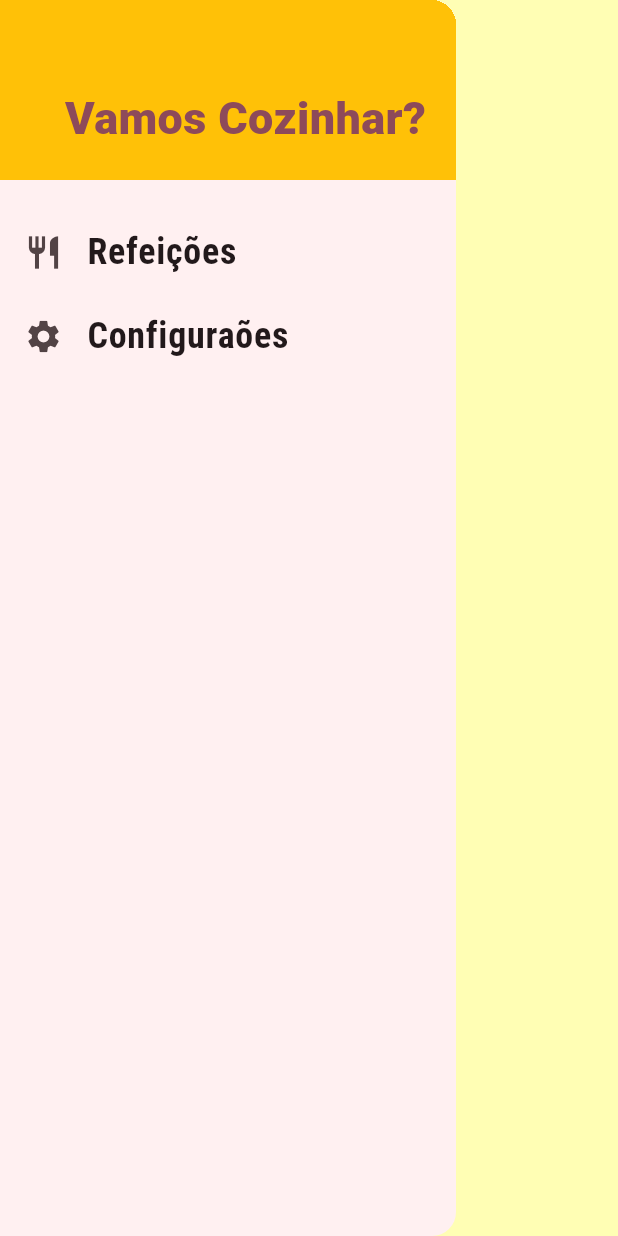
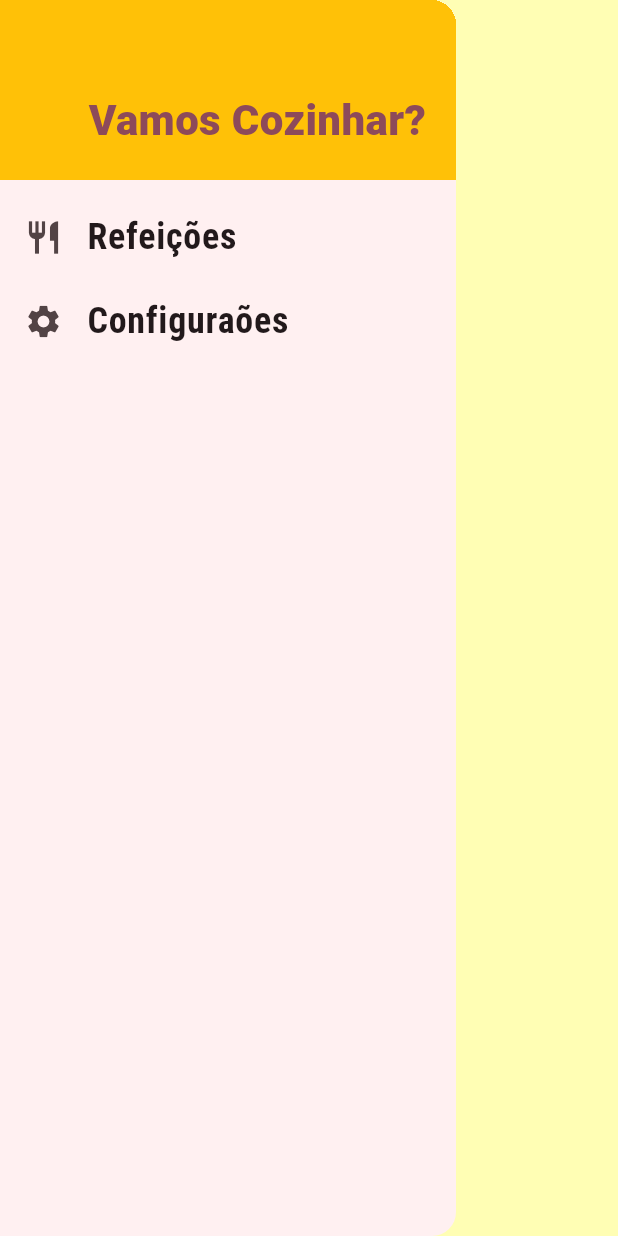
Before and after one commit to JJtankevans/Meals, a Flutter app: the MainDrawer widget shown alone on an empty page, opened directly, on a phone screen of 412 x 824 dp. Run offline on Flutter 3.47's test engine with Material 3 defaults, Android fonts, the phone set to English and light mode, and no system bars; network calls fail.

Commit message:
feature:creating-settings-screen

```diff
--- a/lib/components/main_drawer.dart
+++ b/lib/components/main_drawer.dart
@@ -1,9 +1,10 @@
 import 'package:flutter/material.dart';
+import '../utils/app-routes.dart';
 
 class MainDrawer extends StatelessWidget {
   const MainDrawer({super.key});
 
-  Widget _createItem(IconData icon, String label) {
+  Widget _createItem(IconData icon, String label, Function onTap) {
     return ListTile(
       leading: Icon(icon, size: 26),
       title: Text(
@@ -14,7 +15,7 @@ class MainDrawer extends StatelessWidget {
           fontWeight: FontWeight.bold,
         ),
       ),
-      onTap: () {},
+      onTap: () => onTap(),
     );
   }
 
@@ -33,14 +34,23 @@ class MainDrawer extends StatelessWidget {
               "Vamos Cozinhar?",
               style: TextStyle(
                 fontWeight: FontWeight.w900,
-                fontSize: 30,
+                fontSize: 28,
                 color: Theme.of(context).colorScheme.primary,
               ),
             ),
           ),
-          SizedBox(height: 20),
-          _createItem(Icons.restaurant, "Refeições"),
-          _createItem(Icons.settings, "Configuraões"),
+          SizedBox(height: 10),
+          _createItem(
+            Icons.restaurant,
+            "Refeições",
+            () => Navigator.of(context).pushReplacementNamed(AppRoutes.HOME),
+          ),
+          _createItem(
+            Icons.settings,
+            "Configuraões",
+            () =>
+                Navigator.of(context).pushReplacementNamed(AppRoutes.SETTINGS),
+          ),
         ],
       ),
     );
--- a/lib/main.dart
+++ b/lib/main.dart
@@ -1,6 +1,6 @@
 import 'package:flutter/material.dart';
 import 'package:meals/screens/meal_details_screen.dart';
-import 'screens/category_screen.dart';
+import 'package:meals/screens/settings_screens.dart';
 import 'screens/category_meals_screen.dart';
 import 'utils/app-routes.dart';
 import 'screens/tabs_screen.dart';
@@ -33,6 +33,7 @@ class MyApp extends StatelessWidget {
         AppRoutes.HOME: (_) => TabsScreen(),
         AppRoutes.CATEGORIES_MEALS: (context) => CategoryMealsScreen(),
         AppRoutes.MEAL_DETAILS: (context) => MealDetailScreen(),
+        AppRoutes.SETTINGS: (context) => SettingsScreen(),
       },
     );
   }
--- a/lib/utils/app-routes.dart
+++ b/lib/utils/app-routes.dart
@@ -2,4 +2,5 @@ class AppRoutes {
   static const HOME = '/';
   static const CATEGORIES_MEALS = '/categories-meals';
   static const MEAL_DETAILS = '/meal-details';
+  static const SETTINGS = '/settings';
 }
```
Also changed, not shown: lib/components/meal_item.dart (+9 -1 lines), lib/models/settings.dart (added, +13 -0 lines), lib/screens/meal_details_screen.dart (+8 -0 lines), lib/screens/settings_screens.dart (added, +80 -0 lines).
